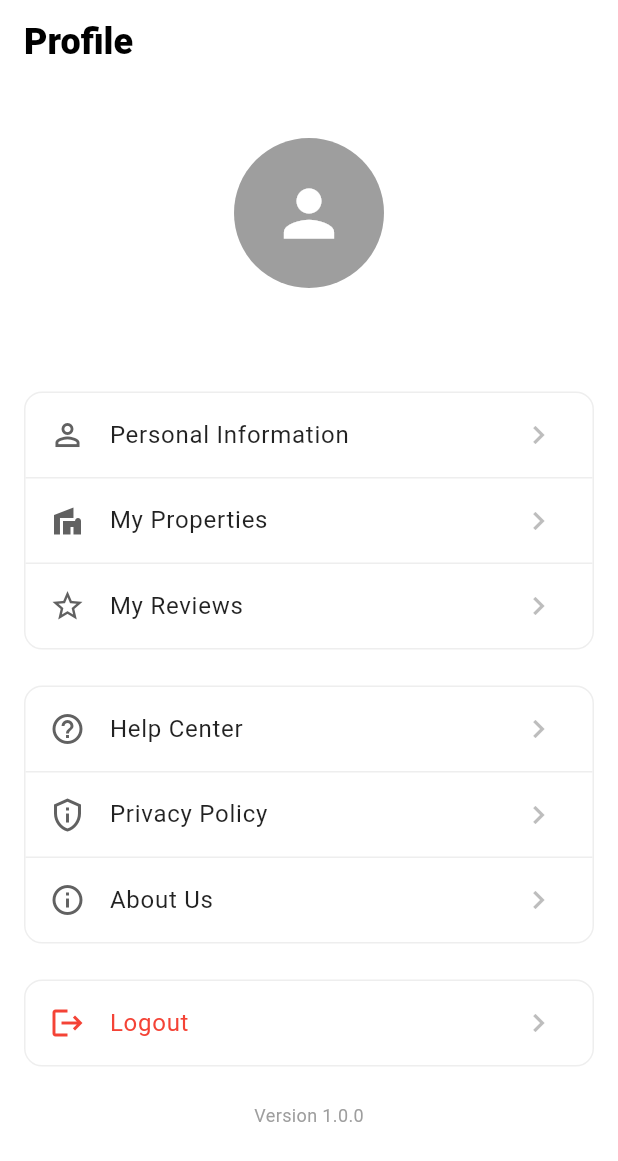
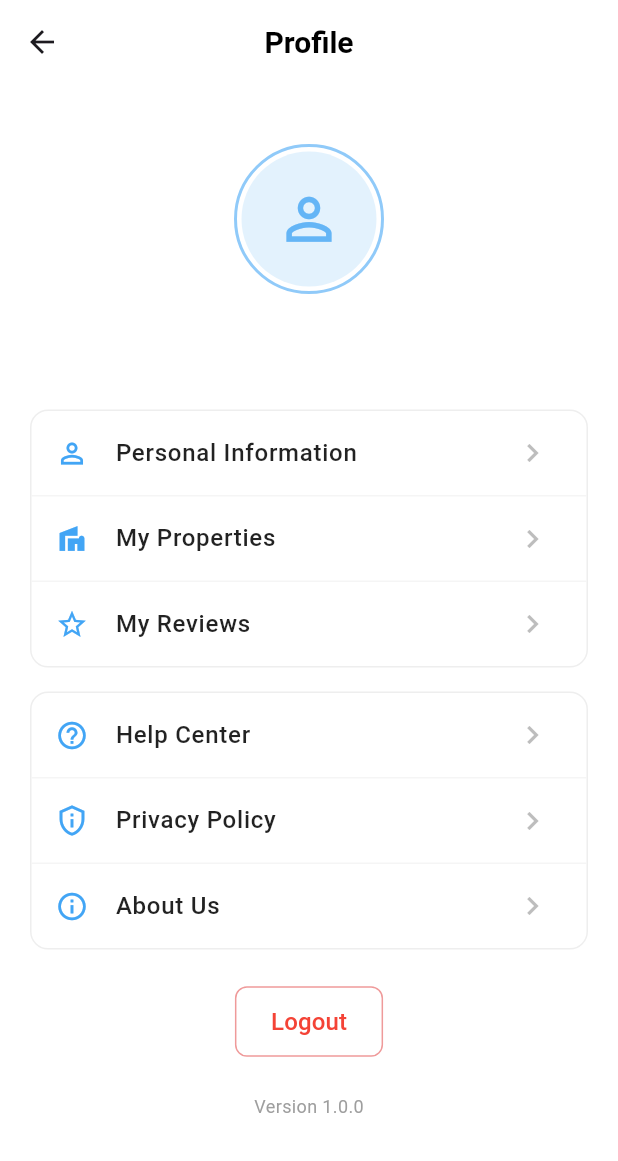
Before and after one commit to NipunaMadula/BODO-APP, a Flutter app: the ProfileScreen screen opened directly, on a phone screen of 412 x 824 dp. Shown: the top 1161 px of the screen. Run offline on Flutter 3.47's test engine with Material 3 defaults, Android fonts, the phone set to English and light mode, and no system bars; our stand-ins replace cloud_firestore, firebase_auth, firebase_core, firebase_storage, flutter_bloc, google_sign_in and 1 more; accounts and stored records are empty; generated files the repository leaves out were written again.

Commit message:
update with navitions and design

```diff
--- a/lib/screens/profile/profile_screen.dart
+++ b/lib/screens/profile/profile_screen.dart
@@ -1,6 +1,9 @@
 import 'package:bodo_app/screens/authentication/login/login_screen.dart';
+import 'package:bodo_app/screens/profile/about_us_screen.dart';
+import 'package:bodo_app/screens/profile/help_center_screen.dart';
 import 'package:bodo_app/screens/profile/my_properties_screen.dart';
 import 'package:bodo_app/screens/profile/personal_information_screen.dart';
+import 'package:bodo_app/screens/profile/privacy_policy_screen.dart';
 import 'package:bodo_app/screens/profile/user_reviews_screen.dart';
 import 'package:bodo_app/models/user_model.dart';
 import 'package:firebase_auth/firebase_auth.dart';
@@ -94,32 +97,46 @@ class _ProfileScreenState extends State<ProfileScreen> {
     return Scaffold(
       backgroundColor: Colors.white,
       appBar: AppBar(
-        automaticallyImplyLeading: false,
         title: const Text(
           'Profile',
           style: TextStyle(
             color: Colors.black,
-            fontSize: 24,
-            fontWeight: FontWeight.w900,
+            fontSize: 20,
+            fontWeight: FontWeight.w600,
           ),
         ),
         backgroundColor: Colors.white,
         elevation: 0,
+        centerTitle: true,
       ),
       body: _isLoading
           ? const Center(child: CircularProgressIndicator())
           : SingleChildScrollView(
               child: Padding(
-                padding: const EdgeInsets.all(16.0),
+                padding: const EdgeInsets.all(20.0),
                 child: Column(
                   children: [
                     const SizedBox(height: 20),
 
                     // Profile Image
-                    const CircleAvatar(
-                      radius: 50,
-                      backgroundColor: Colors.grey,
-                      child: Icon(Icons.person, size: 50, color: Colors.white),
+                    Container(
+                      padding: const EdgeInsets.all(3),
+                      decoration: BoxDecoration(
+                        shape: BoxShape.circle,
+                        border: Border.all(
+                          color: Colors.blue.shade200,
+                          width: 2,
+                        ),
+                      ),
+                      child: CircleAvatar(
+                        radius: 45,
+                        backgroundColor: Colors.blue.shade50,
+                        child: Icon(
+                          Icons.person_outline,
+                          size: 45,
+                          color: Colors.blue.shade300,
+                        ),
+                      ),
                     ),
 
                     const SizedBox(height: 16),
@@ -129,46 +146,85 @@ class _ProfileScreenState extends State<ProfileScreen> {
                       _userModel?.name ?? 'Please verify your account',
                       style: const TextStyle(
                         fontSize: 20,
-                        fontWeight: FontWeight.bold,
+                        fontWeight: FontWeight.w600,
+                        color: Colors.black87,
                       ),
                     ),
 
-                    const SizedBox(height: 24),
+                    const SizedBox(height: 32),
 
                     // Profile Actions
                     Container(
                       decoration: BoxDecoration(
+                        color: Colors.white,
+                        borderRadius: BorderRadius.circular(12),
                         border: Border.all(color: Colors.grey.shade200),
-                        borderRadius: BorderRadius.circular(12),
                       ),
                       child: Column(
                         children: [
                           _buildListTile(
                             icon: Icons.person_outline,
                             title: 'Personal Information',
-                            onTap: _navigateToPersonalInfo,  // Updated to use new method
+                            onTap: _navigateToPersonalInfo,
                           ),
                           _buildDivider(),
                           _buildListTile(
                             icon: Icons.villa,
                             title: 'My Properties',
-                            onTap: () {
-                              Navigator.push(
-                                context,
-                                MaterialPageRoute(builder: (_) => MyPropertiesScreen()),
-                              );
-                            },
+                            onTap: () => Navigator.push(
+                              context,
+                              MaterialPageRoute(builder: (_) => MyPropertiesScreen()),
+                            ),
                           ),
                           _buildDivider(),
                           _buildListTile(
-                            icon: Icons.star_border,
+                            icon: Icons.star_outline,
                             title: 'My Reviews',
-                            onTap: () {
-                              Navigator.push(
-                                context,
-                                MaterialPageRoute(builder: (_) => const UserReviewsScreen()),
-                              );
-                            },
+                            onTap: () => Navigator.push(
+                              context,
+                              MaterialPageRoute(builder: (_) => const UserReviewsScreen()),
+                            ),
+                          ),
+                        ],
+                      ),
+                    ),
+
+                    const SizedBox(height: 16),
+
+                    // Support Section
+                    Container(
+                      decoration: BoxDecoration(
+                        color: Colors.white,
+                        borderRadius: BorderRadius.circular(12),
+                        border: Border.all(color: Colors.grey.shade200),
+                      ),
+                      child: Column(
+                        children: [
+                          _buildListTile(
+                            icon: Icons.help_outline,
+                            title: 'Help Center',
+                            onTap: () => Navigator.push(
+                              context,
+                              MaterialPageRoute(builder: (_) => const HelpCenterScreen()),
+                            ),
+                          ),
+                          _buildDivider(),
+                          _buildListTile(
+                            icon: Icons.privacy_tip_outlined,
+                            title: 'Privacy Policy',
+                            onTap: () => Navigator.push(
+                              context,
+                              MaterialPageRoute(builder: (_) => const PrivacyPolicyScreen()),
+                            ),
+                          ),
+                          _buildDivider(),
+                          _buildListTile(
+                            icon: Icons.info_outline,
+                            title: 'About Us',
+                            onTap: () => Navigator.push(
+                              context,
+                              MaterialPageRoute(builder: (_) => const AboutUsScreen()),
+                            ),
                           ),
                         ],
                       ),
@@ -176,54 +232,24 @@ class _ProfileScreenState extends State<ProfileScreen> {
 
                     const SizedBox(height: 24),
 
-                    // Support Section
-                    Container(
-                      decoration: BoxDecoration(
-                        border: Border.all(color: Colors.grey.shade200),
-                        borderRadius: BorderRadius.circular(12),
+                    TextButton(
+                      onPressed: () => _handleLogout(context),
+                      style: TextButton.styleFrom(
+                        foregroundColor: Colors.red,
+                        padding: const EdgeInsets.symmetric(horizontal: 24, vertical: 12),
+                        shape: RoundedRectangleBorder(
+                          borderRadius: BorderRadius.circular(8),
+                          side: BorderSide(color: Colors.red.shade200),
+                        ),
                       ),
-                      child: Column(
-                        children: [
-                          _buildListTile(
-                            icon: Icons.help_outline,
-                            title: 'Help Center',
-                            onTap: () {},
-                          ),
-                          _buildDivider(),
-                          _buildListTile(
-                            icon: Icons.privacy_tip_outlined,
-                            title: 'Privacy Policy',
-                            onTap: () {},
-                          ),
-                          _buildDivider(),
-                          _buildListTile(
-                            icon: Icons.info_outline,
-                            title: 'About Us',
-                            onTap: () {},
-                          ),
-                        ],
+                      child: const Text(
+                        'Logout',
+                        style: TextStyle(fontSize: 16),
                       ),
                     ),
 
                     const SizedBox(height: 24),
 
-                    // Logout Button
-                    Container(
-                      decoration: BoxDecoration(
-                        border: Border.all(color: Colors.grey.shade200),
-                        borderRadius: BorderRadius.circular(12),
-                      ),
-                      child: _buildListTile(
-                        icon: Icons.logout,
-                        title: 'Logout',
-                        textColor: Colors.red,
-                        onTap: () => _handleLogout(context),
-                      ),
-                    ),
-
-                    const SizedBox(height: 24),
-
-                    // Version Info
                     Text(
                       'Version 1.0.0',
                       style: TextStyle(
@@ -231,8 +257,6 @@ class _ProfileScreenState extends State<ProfileScreen> {
                         fontSize: 12,
                       ),
                     ),
-
-                    const SizedBox(height: 16),
                   ],
                 ),
               ),
@@ -244,15 +268,15 @@ class _ProfileScreenState extends State<ProfileScreen> {
     required IconData icon,
     required String title,
     required VoidCallback onTap,
-    Color? textColor,
   }) {
     return ListTile(
-      leading: Icon(icon, color: textColor ?? Colors.grey.shade700),
+      leading: Icon(icon, color: Colors.blue.shade400, size: 22),
       title: Text(
         title,
-        style: TextStyle(
-          color: textColor ?? Colors.black87,
+        style: const TextStyle(
           fontSize: 16,
+          fontWeight: FontWeight.w500,
+          color: Colors.black87,
         ),
       ),
       trailing: Icon(Icons.chevron_right, color: Colors.grey.shade400),
@@ -264,7 +288,7 @@ class _ProfileScreenState extends State<ProfileScreen> {
     return Divider(
       height: 1,
       thickness: 1,
-      color: Colors.grey.shade200,
+      color: Colors.grey.shade100,
     );
   }
 }
```
